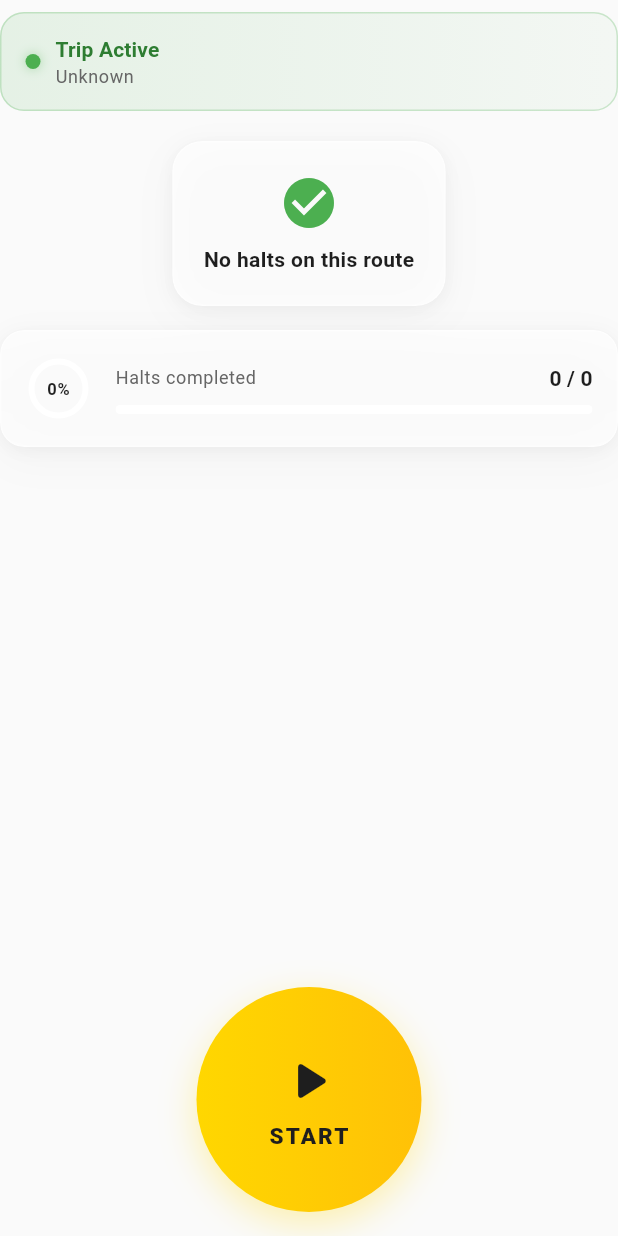
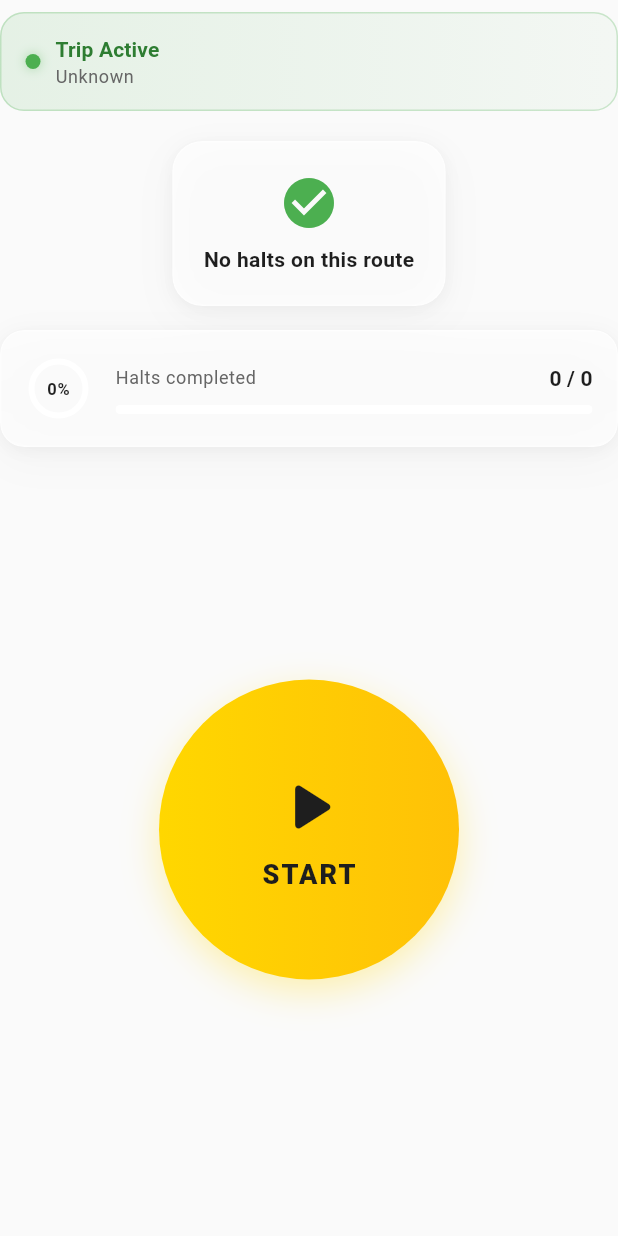
Before and after one commit to PasinduAnjana/school_bus_tracker, a Flutter app: the _ActiveTripContent widget shown alone on an empty page, opened directly with empty values, on a phone screen of 412 x 824 dp. Run offline on Flutter 3.47's test engine with Material 3 defaults, Android fonts, the phone set to English and light mode, and no system bars; our stand-ins replace flutter_dotenv, flutter_local_notifications, flutter_map, latlong2, location, lottie and 2 more; missing offline and left inert: flutter_background_service; accounts and stored records are empty.

Commit message:
Driver loading state

```diff
--- a/lib/providers/driver_provider.dart
+++ b/lib/providers/driver_provider.dart
@@ -169,6 +169,8 @@ class DriverProvider extends ChangeNotifier {
 
     _currentLat = loc.latitude;
     _currentLng = loc.longitude;
+    _tripActive = true;
+    notifyListeners();
 
     try {
       final response = await SupabaseService.client
@@ -233,6 +235,9 @@ class DriverProvider extends ChangeNotifier {
   }
 
   Future<void> stopTrip() async {
+    _tripActive = false;
+    _completedHalts.clear();
+    notifyListeners();
     _stopPinging();
 
     final loc = await LocationService.getCurrentLocation();
--- a/lib/screens/driver/driver_home_page.dart
+++ b/lib/screens/driver/driver_home_page.dart
@@ -231,8 +231,11 @@ class _ActiveTripContent extends StatelessWidget {
           borderRadius: 16,
           child: _ProgressContent(driver: driver),
         ),
-        const Spacer(),
-        _BigTripButton(driver: driver),
+        Expanded(
+          child: Center(
+            child: _BigTripButton(driver: driver),
+          ),
+        ),
         if (driver.lastPing != null)
           Padding(
             padding: const EdgeInsets.only(top: 12, bottom: 8),
@@ -571,6 +574,7 @@ class _BigTripButtonState extends State<_BigTripButton>
     with SingleTickerProviderStateMixin {
   AnimationController? _pulseController;
   Animation<double>? _pulseAnim;
+  bool _starting = false;
 
   @override
   void initState() {
@@ -602,21 +606,64 @@ class _BigTripButtonState extends State<_BigTripButton>
     final canStart = widget.driver.selectedRouteId != null && widget.driver.gpsReady;
     final showPulse = !isActive && canStart && _pulseAnim != null;
 
+    if (_starting) {
+      return SizedBox(
+        width: 200,
+        height: 200,
+        child: Container(
+          decoration: BoxDecoration(
+            shape: BoxShape.circle,
+            gradient: const LinearGradient(
+              colors: [Color(0xFF4CAF50), Color(0xFF388E3C)],
+            ),
+          ),
+          child: const Column(
+            mainAxisSize: MainAxisSize.min,
+            mainAxisAlignment: MainAxisAlignment.center,
+            children: [
+              SizedBox(
+                width: 42,
+                height: 42,
+                child: CircularProgressIndicator(
+                  strokeWidth: 3,
+                  color: Colors.white,
+                ),
+              ),
+              SizedBox(height: 12),
+              Text(
+                'STARTING',
+                style: TextStyle(
+                  color: Colors.white,
+                  fontSize: 16,
+                  fontWeight: FontWeight.w800,
+                  letterSpacing: 1.4,
+                ),
+              ),
+            ],
+          ),
+        ),
+      );
+    }
+
     Widget button;
     if (isActive) {
+      _starting = false;
       button = _SlideToEnd(
         onComplete: () => widget.driver.stopTrip(),
       );
     } else {
       button = GestureDetector(
         onTap: canStart
-            ? () => widget.driver.startTrip(
-                context.read<AuthProvider>().currentUser!.id)
+            ? () {
+                setState(() => _starting = true);
+                widget.driver.startTrip(
+                    context.read<AuthProvider>().currentUser!.id);
+              }
             : null,
         child: AnimatedContainer(
           duration: const Duration(milliseconds: 300),
-          width: 150,
-          height: 150,
+          width: 200,
+          height: 200,
           decoration: BoxDecoration(
             shape: BoxShape.circle,
             gradient: const LinearGradient(
@@ -637,14 +684,14 @@ class _BigTripButtonState extends State<_BigTripButton>
               Icon(
                 Icons.play_arrow_rounded,
                 color: Color(0xFF1E1E1E),
-                size: 44,
+                size: 56,
               ),
               SizedBox(height: 4),
               Text(
                 'START',
                 style: TextStyle(
                   color: Color(0xFF1E1E1E),
-                  fontSize: 15,
+                  fontSize: 18,
                   fontWeight: FontWeight.w800,
                   letterSpacing: 1.4,
                 ),
@@ -700,7 +747,7 @@ class _SlideToEndState extends State<_SlideToEnd> {
   void _onDragUpdate(DragUpdateDetails d, double width) {
     if (_completed) return;
     setState(() {
-      _dragFraction = (_dragFraction + d.delta.dx / width).clamp(0.0, 1.1);
+      _dragFraction = (d.localPosition.dx / width).clamp(0.0, 1.1);
     });
   }
 
@@ -723,8 +770,12 @@ class _SlideToEndState extends State<_SlideToEnd> {
         final thumbSize = 52.0;
         final maxSlide = width - thumbSize - 8;
         final thumbLeft = 4.0 + maxSlide * _dragFraction.clamp(0.0, 1.0);
+        final showProgress = _dragFraction > 0.0;
 
-        return Container(
+        return GestureDetector(
+          onHorizontalDragUpdate: (d) => _onDragUpdate(d, width),
+          onHorizontalDragEnd: (_) => _onDragEnd(width),
+          child: Container(
             width: width,
             height: 64,
             decoration: BoxDecoration(
@@ -743,12 +794,30 @@ class _SlideToEndState extends State<_SlideToEnd> {
             clipBehavior: Clip.antiAlias,
             child: Stack(
               children: [
+                if (showProgress)
+                  Positioned(
+                    left: 0,
+                    top: 0,
+                    bottom: 0,
+                    width: thumbLeft + thumbSize / 2,
+                    child: Container(
+                      decoration: BoxDecoration(
+                        borderRadius: BorderRadius.circular(32),
+                        gradient: LinearGradient(
+                          colors: [
+                            Colors.white.withValues(alpha: 1.0),
+                            Colors.white.withValues(alpha: 0.0),
+                          ],
+                        ),
+                      ),
+                    ),
+                  ),
                 Positioned.fill(
                   child: Center(
                     child: Text(
                       'Slide to end trip',
                       style: TextStyle(
-                      color: Colors.white.withValues(alpha: 0.7),
+                        color: Colors.white.withValues(alpha: showProgress ? 0.9 : 0.7),
                         fontSize: 15,
                         fontWeight: FontWeight.w600,
                         letterSpacing: 0.5,
@@ -756,12 +825,27 @@ class _SlideToEndState extends State<_SlideToEnd> {
                     ),
                   ),
                 ),
+                if (showProgress)
+                  Positioned(
+                    left: thumbLeft - 6,
+                    top: 0,
+                    bottom: 0,
+                    width: thumbSize + 12,
+                    child: Container(
+                      decoration: BoxDecoration(
+                        shape: BoxShape.circle,
+                        boxShadow: [
+                          BoxShadow(
+                            color: Colors.white.withValues(alpha: 0.35 * _dragFraction.clamp(0.0, 1.0)),
+                            blurRadius: 16,
+                          ),
+                        ],
+                      ),
+                    ),
+                  ),
                 Positioned(
                   left: thumbLeft,
                   top: 6,
-                child: GestureDetector(
-                  onHorizontalDragUpdate: (d) => _onDragUpdate(d, width),
-                  onHorizontalDragEnd: (_) => _onDragEnd(width),
                   child: Container(
                     width: thumbSize,
                     height: thumbSize,
@@ -783,8 +867,8 @@ class _SlideToEndState extends State<_SlideToEnd> {
                     ),
                   ),
                 ),
+              ],
             ),
-            ],
           ),
         );
       },
```
Lines whose indentation alone changed are shown as unchanged.
